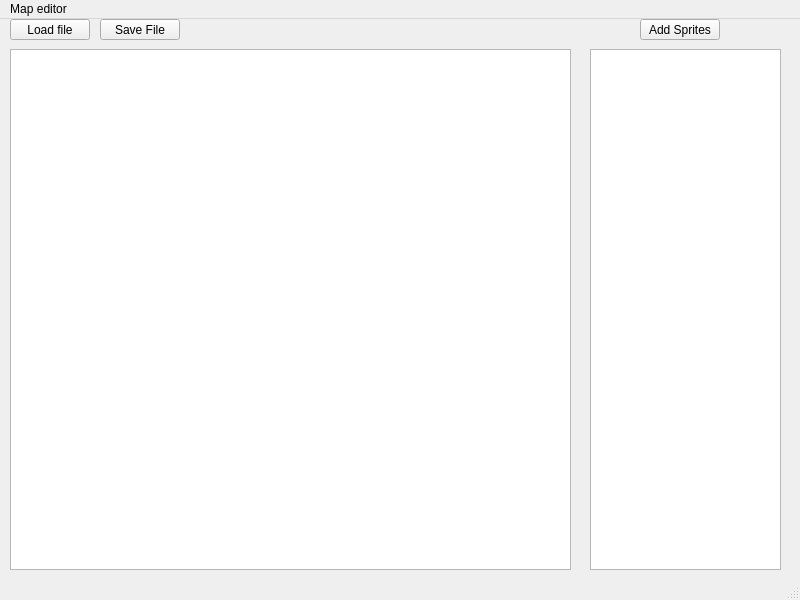
kemm0/map-editor, file editor.ui: the form before one commit.
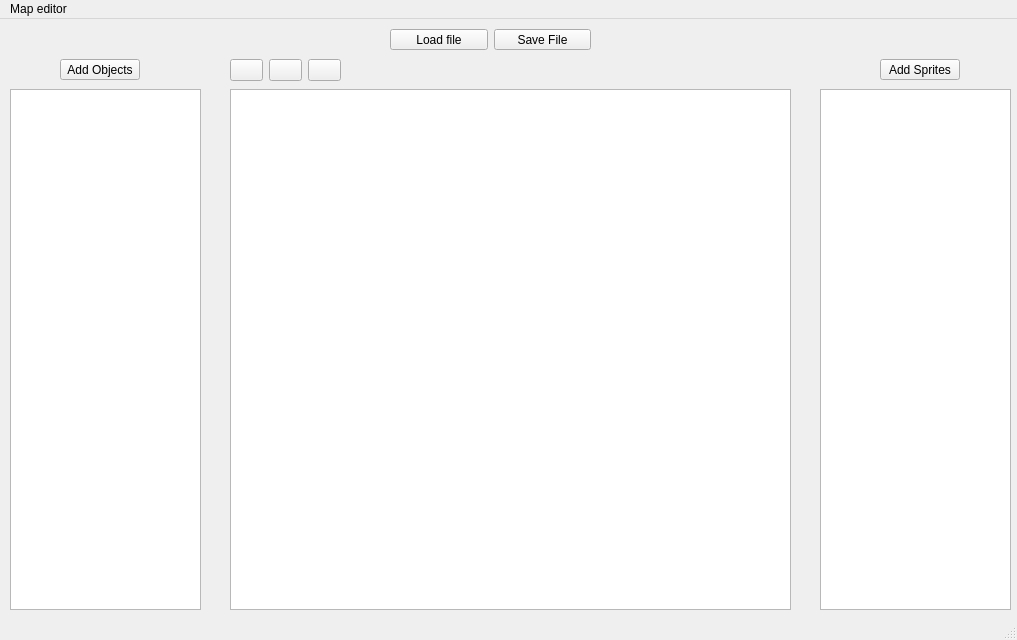
The form after the commit.

Commit message: Added option to add objects, wwhich don't need to be fitted in the grid but can have any position. Also added buttons for pen, erase and fill tool.

Diff of the .ui file:
```diff
--- a/editor.ui
+++ b/editor.ui
@@ -6,8 +6,8 @@
    <rect>
     <x>0</x>
     <y>0</y>
-    <width>800</width>
-    <height>600</height>
+    <width>1017</width>
+    <height>640</height>
    </rect>
   </property>
   <property name="windowTitle">
@@ -17,8 +17,8 @@
    <widget class="QGraphicsView" name="graphicsView">
     <property name="geometry">
      <rect>
-      <x>10</x>
-      <y>30</y>
+      <x>230</x>
+      <y>70</y>
       <width>561</width>
       <height>521</height>
      </rect>
@@ -27,8 +27,8 @@
    <widget class="QWidget" name="verticalLayoutWidget">
     <property name="geometry">
      <rect>
-      <x>590</x>
-      <y>30</y>
+      <x>820</x>
+      <y>70</y>
       <width>191</width>
       <height>521</height>
      </rect>
@@ -42,8 +42,8 @@
    <widget class="QPushButton" name="openSpriteFiles">
     <property name="geometry">
      <rect>
-      <x>640</x>
-      <y>0</y>
+      <x>880</x>
+      <y>40</y>
       <width>80</width>
       <height>21</height>
      </rect>
@@ -52,39 +52,100 @@
      <string>Add Sprites</string>
     </property>
    </widget>
-   <widget class="QPushButton" name="saveFileButton">
-    <property name="geometry">
-     <rect>
-      <x>100</x>
-      <y>0</y>
-      <width>80</width>
-      <height>21</height>
-     </rect>
-    </property>
-    <property name="text">
-     <string>Save File</string>
-    </property>
-   </widget>
-   <widget class="QPushButton" name="LoadFileButton">
+   <widget class="QWidget" name="verticalLayoutWidget_2">
     <property name="geometry">
      <rect>
       <x>10</x>
-      <y>0</y>
+      <y>70</y>
+      <width>191</width>
+      <height>521</height>
+     </rect>
+    </property>
+    <layout class="QVBoxLayout" name="verticalLayout_2">
+     <item>
+      <widget class="QListWidget" name="objectList"/>
+     </item>
+    </layout>
+   </widget>
+   <widget class="QWidget" name="horizontalLayoutWidget">
+    <property name="geometry">
+     <rect>
+      <x>390</x>
+      <y>10</y>
+      <width>201</width>
+      <height>21</height>
+     </rect>
+    </property>
+    <layout class="QHBoxLayout" name="horizontalLayout">
+     <item>
+      <widget class="QPushButton" name="LoadFileButton">
+       <property name="text">
+        <string>Load file</string>
+       </property>
+      </widget>
+     </item>
+     <item>
+      <widget class="QPushButton" name="saveFileButton">
+       <property name="text">
+        <string>Save File</string>
+       </property>
+      </widget>
+     </item>
+    </layout>
+   </widget>
+   <widget class="QPushButton" name="openObjectFiles">
+    <property name="geometry">
+     <rect>
+      <x>60</x>
+      <y>40</y>
       <width>80</width>
       <height>21</height>
      </rect>
     </property>
     <property name="text">
-     <string>Load file</string>
+     <string>Add Objects</string>
     </property>
    </widget>
+   <widget class="QWidget" name="horizontalLayoutWidget_2">
+    <property name="geometry">
+     <rect>
+      <x>230</x>
+      <y>40</y>
+      <width>111</width>
+      <height>23</height>
+     </rect>
+    </property>
+    <layout class="QHBoxLayout" name="toolBox">
+     <item>
+      <widget class="QPushButton" name="PenToolButton">
+       <property name="text">
+        <string/>
+       </property>
+      </widget>
+     </item>
+     <item>
+      <widget class="QPushButton" name="EraserToolButton">
+       <property name="text">
+        <string/>
+       </property>
+      </widget>
+     </item>
+     <item>
+      <widget class="QPushButton" name="FillToolButton">
+       <property name="text">
+        <string/>
+       </property>
+      </widget>
+     </item>
+    </layout>
+   </widget>
   </widget>
   <widget class="QMenuBar" name="menubar">
    <property name="geometry">
     <rect>
      <x>0</x>
      <y>0</y>
-     <width>800</width>
+     <width>1017</width>
      <height>20</height>
     </rect>
    </property>
```
Left out of the diff: 4 changed lines with no effect on the pictures. The commit also changes 12 other files.
